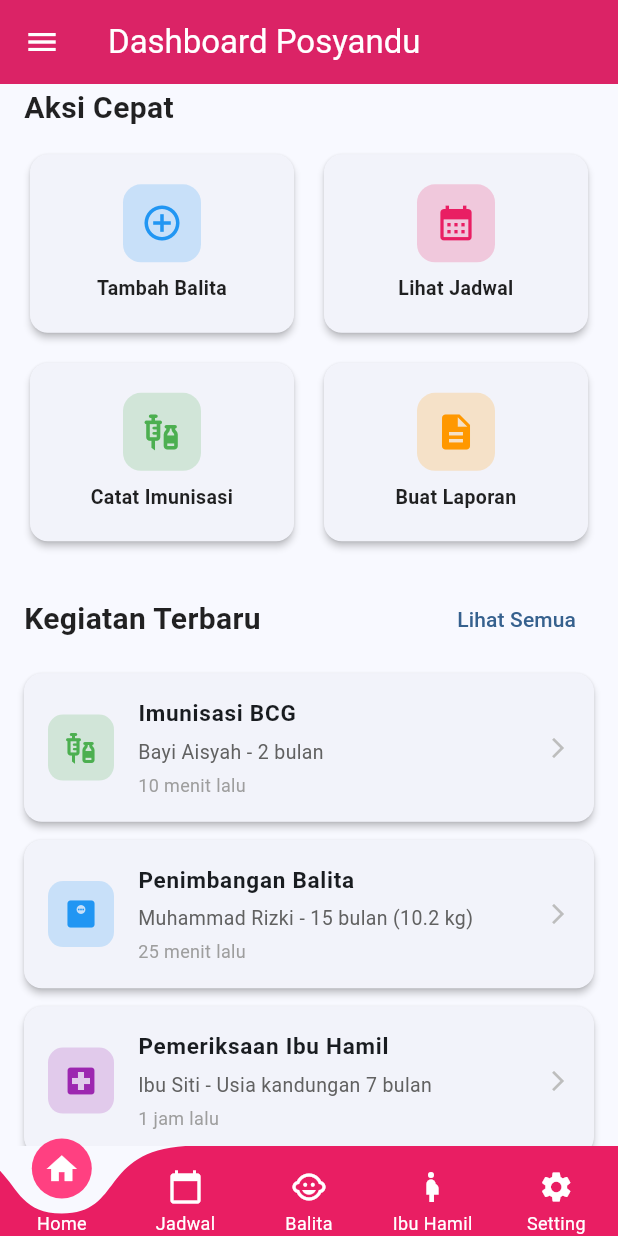
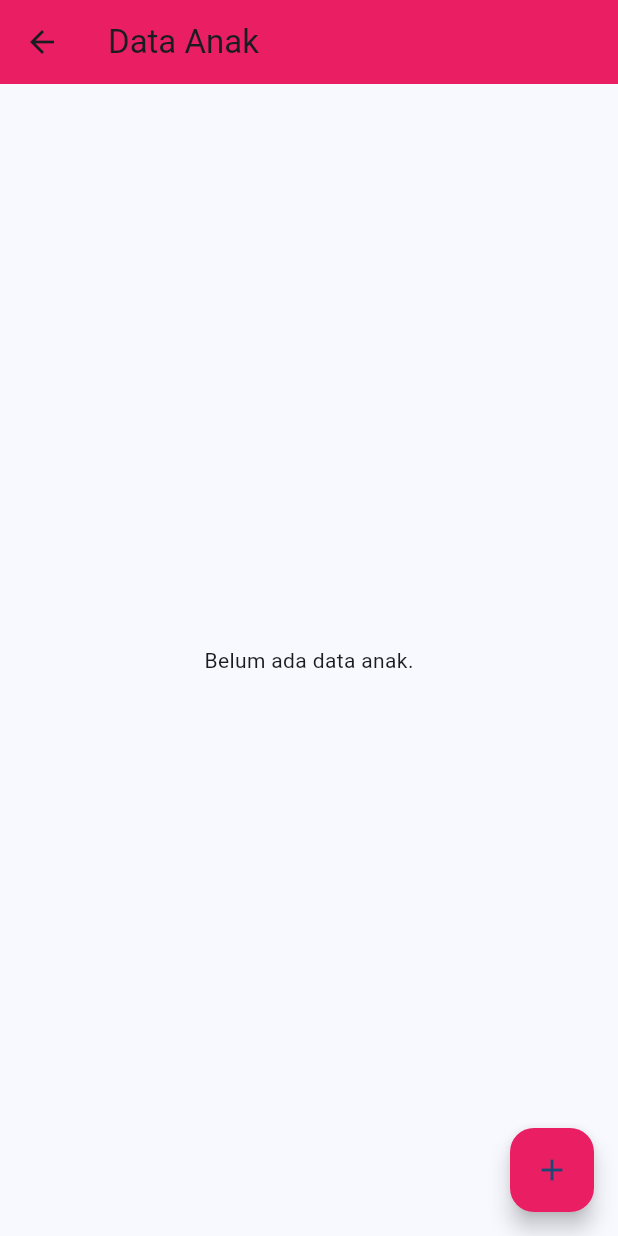
Before and after one commit to aqshal004/project_ppkd, a Flutter app: the BottomNav screen opened by its route, scrolled down 576 dp, after a tap on "Tambah Balita", on a phone screen of 412 x 824 dp. Run offline on Flutter 3.47's test engine with Material 3 defaults, Android fonts, the light colour scheme and no system bars; drawn by our look-alikes of curved_labeled_navigation_bar; our stand-ins replace shared_preferences, sqflite; accounts and stored records are empty.

Commit message:
Continue dashboard admin

```diff
--- a/lib/database/db_helper.dart
+++ b/lib/database/db_helper.dart
@@ -113,16 +113,18 @@ class DbHelper {
 
   // CREATE - Tambah data anak
 static Future<int> createAnak(Anak anak, int userId) async {
-    final dbs = await db();
+  final database = await db(); // ✅ gunakan nama variabel yang berbeda
   final Map<String, dynamic> data = anak.toMap();
-    data['userId'] = userId; // Tambahkan userId
 
-    final id = await dbs.insert(
-      tableAnak,
+  data['userId'] = userId; // tambahkan kolom userId
+
+  final id = await database.insert(
+    tableAnak, // pastikan 'tableAnak' didefinisikan di atas
     data,
     conflictAlgorithm: ConflictAlgorithm.replace,
   );
-    print('Anak berhasil ditambahkan dengan ID: $id');
+
+  print('✅ Anak berhasil ditambahkan dengan ID: $id');
   return id;
 }
 
@@ -140,9 +142,9 @@ class DbHelper {
 
   // READ - Ambil semua data anak
   static Future<List<Anak>> getAllAnak() async {
-    final dbs = await db();
-    final List<Map<String, dynamic>> results = await dbs.query(tableAnak);
-    return results.map((e) => Anak.fromMap(e)).toList();
+  final database = await db(); // ✅ panggil fungsi db() dengan aman
+  final result = await database.query('anak');
+  return result.map((e) => Anak.fromMap(e)).toList();
 }
 
   // READ - Ambil satu data anak berdasarkan ID
@@ -159,26 +161,27 @@ class DbHelper {
     return null;
   }
 
-  // UPDATE - Update data anak
+  // UPDATE
 static Future<int> updateAnak(Anak anak, int id) async {
-    final dbs = await db();
-    return await dbs.update(
-      tableAnak,
+  final database = await db(); // ✅ ganti nama variabel
+  return database.update(
+    'anak',
     anak.toMap(),
     where: 'id = ?',
     whereArgs: [id],
   );
 }
 
-  // DELETE - Hapus data anak
+// DELETE
 static Future<int> deleteAnak(int id) async {
-    final dbs = await db();
-    return await dbs.delete(
-      tableAnak,
+  final database = await db(); // ✅ ganti nama variabel
+  return database.delete(
+    'anak',
     where: 'id = ?',
     whereArgs: [id],
   );
 }
+
 
   // READ - Hitung jumlah anak berdasarkan userId
   static Future<int> countAnakByUserId(int userId) async {
--- a/lib/main.dart
+++ b/lib/main.dart
@@ -8,13 +8,13 @@ import 'package:project_ppkd/view/drawer.dart';
 import 'package:project_ppkd/view/login_posyandu.dart';
 import 'package:project_ppkd/view/register_screen.dart';
 import 'package:project_ppkd/view/splash_screen.dart';
-import 'package:sqflite_common_ffi/sqflite_ffi.dart';
+// import 'package:sqflite_common_ffi/sqflite_ffi.dart';
 
 void main() async {
   WidgetsFlutterBinding.ensureInitialized();
   // Inisialisasi database untuk desktop
-  sqfliteFfiInit();
-  databaseFactory = databaseFactoryFfi;
+  // sqfliteFfiInit();
+  // databaseFactory = databaseFactoryFfi;
   // lakukan inisialisasi yang diperlukan di sini
   // final isLoggedIn = await PreferencesHandler.isLogin(); // kalau kamu punya fungsi init SharedPreferences
 
--- /dev/null
+++ b/lib/view/admin/anak_page.dart
@@ -0,0 +1,235 @@
+import 'package:flutter/material.dart';
+import 'package:project_ppkd/database/db_helper.dart';
+import 'package:project_ppkd/model/anak_model.dart';
+import 'package:shared_preferences/shared_preferences.dart';
+import 'package:intl/intl.dart';
+
+class AnakPage extends StatefulWidget {
+  const AnakPage({super.key});
+
+  @override
+  State<AnakPage> createState() => _AnakPageState();
+}
+
+class _AnakPageState extends State<AnakPage> {
+  late Future<List<Anak>> _anakFuture;
+
+  @override
+  void initState() {
+    super.initState();
+    _refreshData();
+  }
+
+  void _refreshData() {
+    setState(() {
+      _anakFuture = DbHelper.getAllAnak();
+    });
+  }
+
+  Future<int?> _getUserIdFromPrefs() async {
+    final prefs = await SharedPreferences.getInstance();
+    return prefs.getInt('userId'); // disimpan saat login
+  }
+
+ void _showForm({Anak? anak}) {
+  final namaController = TextEditingController(text: anak?.nama ?? '');
+  final tanggalLahirController = TextEditingController(text: anak?.tanggalLahir ?? '');
+  String? selectedJenisKelamin = anak?.jenisKelamin; // dropdown value
+  final beratController = TextEditingController(text: anak?.beratBadan.toString() ?? '');
+  final tinggiController = TextEditingController(text: anak?.tinggiBadan.toString() ?? '');
+  final lingkarController = TextEditingController(text: anak?.lingkarKepala.toString() ?? '');
+  final golonganController = TextEditingController(text: anak?.golonganDarah ?? '');
+  final imunisasiController = TextEditingController(text: anak?.imunisasiTerakhir ?? '');
+  final kunjunganController = TextEditingController(text: anak?.kunjunganTerakhir ?? '');
+
+  showDialog(
+    context: context,
+    builder: (_) => StatefulBuilder(
+      builder: (context, setStateDialog) {
+        return AlertDialog(
+          title: Text(anak == null ? 'Tambah Data Anak' : 'Edit Data Anak'),
+          content: SingleChildScrollView(
+            child: Column(
+              mainAxisSize: MainAxisSize.min,
+              children: [
+                _buildTextField(namaController, 'Nama Anak'),
+
+                // === Tanggal Lahir (pakai DatePicker) ===
+                GestureDetector(
+                  onTap: () async {
+                    FocusScope.of(context).unfocus();
+                    DateTime? pickedDate = await showDatePicker(
+                      context: context,
+                      initialDate: anak?.tanggalLahir != null
+                          ? DateTime.tryParse(anak!.tanggalLahir) ?? DateTime.now()
+                          : DateTime.now(),
+                      firstDate: DateTime(2000),
+                      lastDate: DateTime.now(),
+                    );
+                    if (pickedDate != null) {
+                      String formattedDate = DateFormat('yyyy-MM-dd').format(pickedDate);
+                      setStateDialog(() {
+                        tanggalLahirController.text = formattedDate;
+                      });
+                    }
+                  },
+                  child: AbsorbPointer(
+                    child: _buildTextField(
+                      tanggalLahirController,
+                      'Tanggal Lahir',
+                    ),
+                  ),
+                ),
+
+                // === Dropdown Jenis Kelamin ===
+                Padding(
+                  padding: const EdgeInsets.only(bottom: 10),
+                  child: DropdownButtonFormField<String>(
+                    value: selectedJenisKelamin,
+                    decoration: const InputDecoration(
+                      labelText: 'Jenis Kelamin',
+                      border: OutlineInputBorder(),
+                    ),
+                    items: const [
+                      DropdownMenuItem(value: 'L', child: Text('Laki-laki')),
+                      DropdownMenuItem(value: 'P', child: Text('Perempuan')),
+                    ],
+                    onChanged: (value) {
+                      setStateDialog(() {
+                        selectedJenisKelamin = value;
+                      });
+                    },
+                  ),
+                ),
+
+                _buildTextField(beratController, 'Berat Badan (kg)', keyboard: TextInputType.number),
+                _buildTextField(tinggiController, 'Tinggi Badan (cm)', keyboard: TextInputType.number),
+                _buildTextField(lingkarController, 'Lingkar Kepala (cm)', keyboard: TextInputType.number),
+                _buildTextField(golonganController, 'Golongan Darah'),
+                _buildTextField(imunisasiController, 'Imunisasi Terakhir'),
+                _buildTextField(kunjunganController, 'Kunjungan Terakhir'),
+              ],
+            ),
+          ),
+          actions: [
+            TextButton(
+              onPressed: () => Navigator.pop(context),
+              child: const Text('Batal'),
+            ),
+            ElevatedButton(
+              onPressed: () async {
+                final data = Anak(
+                  id: anak?.id,
+                  nama: namaController.text,
+                  tanggalLahir: tanggalLahirController.text,
+                  jenisKelamin: selectedJenisKelamin ?? '',
+                  beratBadan: double.tryParse(beratController.text) ?? 0,
+                  tinggiBadan: double.tryParse(tinggiController.text) ?? 0,
+                  lingkarKepala: double.tryParse(lingkarController.text) ?? 0,
+                  golonganDarah: golonganController.text,
+                  imunisasiTerakhir: imunisasiController.text,
+                  kunjunganTerakhir: kunjunganController.text,
+                );
+
+                if (anak == null) {
+                  final userId = await _getUserIdFromPrefs() ?? 1;
+                  await DbHelper.createAnak(data, userId);
+                } else {
+                  await DbHelper.updateAnak(data, anak.id!);
+                }
+
+                if (mounted) {
+                  Navigator.pop(context);
+                  _refreshData();
+                }
+              },
+              child: Text(anak == null ? 'Simpan' : 'Update'),
+            ),
+          ],
+        );
+      },
+    ),
+  );
+}
+
+
+  Widget _buildTextField(TextEditingController c, String label,
+      {TextInputType keyboard = TextInputType.text}) {
+    return Padding(
+      padding: const EdgeInsets.only(bottom: 10),
+      child: TextField(
+        controller: c,
+        keyboardType: keyboard,
+        decoration: InputDecoration(
+          labelText: label,
+          border: const OutlineInputBorder(),
+        ),
+      ),
+    );
+  }
+
+  Future<void> _delete(int id) async {
+    await DbHelper.deleteAnak(id);
+    _refreshData();
+  }
+
+  @override
+  Widget build(BuildContext context) {
+    return Scaffold(
+      appBar: AppBar(
+        title: const Text('Data Anak'),
+        backgroundColor: Colors.pink,
+      ),
+      floatingActionButton: FloatingActionButton(
+        backgroundColor: Colors.pink,
+        onPressed: () => _showForm(),
+        child: const Icon(Icons.add),
+      ),
+      body: FutureBuilder<List<Anak>>(
+        future: _anakFuture,
+        builder: (context, snapshot) {
+          if (snapshot.connectionState == ConnectionState.waiting) {
+            return const Center(child: CircularProgressIndicator());
+          } else if (snapshot.hasError) {
+            return Center(child: Text('Terjadi kesalahan: ${snapshot.error}'));
+          } else if (!snapshot.hasData || snapshot.data!.isEmpty) {
+            return const Center(child: Text('Belum ada data anak.'));
+          }
+
+          final anakList = snapshot.data!;
+          return ListView.builder(
+            itemCount: anakList.length,
+            itemBuilder: (context, index) {
+              final a = anakList[index];
+              return Card(
+                margin: const EdgeInsets.symmetric(horizontal: 10, vertical: 5),
+                child: ListTile(
+                  title: Text(a.nama),
+                  subtitle: Text(
+                    'Usia: ${a.usiaString}\n'
+                      'Jenis Kelamin: ${a.jenisKelamin == 'L' ? 'Laki-laki' : 'Perempuan'}\n'
+                    'BB: ${a.beratBadan} kg | TB: ${a.tinggiBadan} cm\n'
+                    'Status Gizi: ${a.statusGizi}',
+                  ),
+                  trailing: Row(
+                    mainAxisSize: MainAxisSize.min,
+                    children: [
+                      IconButton(
+                        icon: const Icon(Icons.edit, color: Colors.orange),
+                        onPressed: () => _showForm(anak: a),
+                      ),
+                      IconButton(
+                        icon: const Icon(Icons.delete, color: Colors.red),
+                        onPressed: () => _delete(a.id!),
+                      ),
+                    ],
+                  ),
+                ),
+              );
+            },
+          );
+        },
+      ),
+    );
+  }
+}
--- a/lib/view/bottom_nav.dart
+++ b/lib/view/bottom_nav.dart
@@ -1,16 +1,11 @@
-import 'package:curved_labeled_navigation_bar/curved_navigation_bar.dart';
-import 'package:curved_labeled_navigation_bar/curved_navigation_bar_item.dart';
 import 'package:flutter/material.dart';
+import 'package:project_ppkd/view/admin/anak_page.dart';
 import 'package:project_ppkd/view/dashboard_admin.dart';
 import 'package:project_ppkd/view/drawer.dart';
 import 'package:project_ppkd/view/profil_admin.dart';
-// Import halaman-halaman baru untuk posyandu
-// import 'package:project_ppkd/view/jadwal_posyandu.dart';
-// import 'package:project_ppkd/view/data_balita.dart';
-// import 'package:project_ppkd/view/data_ibu_hamil.dart';
 
 class BottomNav extends StatefulWidget {
-  final int initialIndex; // ✅ Parameter untuk set index awal
+  final int initialIndex;
 
   const BottomNav({super.key, this.initialIndex = 0});
 
@@ -19,84 +14,120 @@ class BottomNav extends StatefulWidget {
 }
 
 class _BottomNavState extends State<BottomNav> {
-  late int _selectedIndex;
+  late int _currentIndex;
 
-  // ✅ Daftar halaman untuk bottom navigation (5 halaman)
-  static const List<Widget> _widgetOptions = <Widget>[
-    DashboardAdminWidget(),     // 0 - Home/Dashboard
-      // 4 - Pengaturan/Profil
-  ];
-
-  // ✅ Daftar judul untuk AppBar
-  static const List<String> _titles = [
-    'Dashboard Posyandu',
-    'Jadwal Posyandu',
-    'Data Balita',
-    'Data Ibu Hamil',
-    'Pengaturan',
+  final List<Widget> _pages = const [
+    DashboardAdminWidget(),
+    Center(child: Text("Jadwal Posyandu")),
+    AnakPage(),
+    Center(child: Text("Data Ibu Hamil")),
   ];
 
   @override
   void initState() {
     super.initState();
-    // ✅ Set index awal dari parameter
-    _selectedIndex = widget.initialIndex;
+    _currentIndex = widget.initialIndex;
   }
 
   @override
   Widget build(BuildContext context) {
     return Scaffold(
       drawer: const DrawerWidget(),
-
       appBar: AppBar(
-        title: Text(_titles[_selectedIndex]),
+        title: Text(_getTitle(_currentIndex)),
         backgroundColor: Colors.pink,
         foregroundColor: Colors.white,
         elevation: 0,
       ),
-
-      body: _widgetOptions[_selectedIndex],
-
-      bottomNavigationBar: CurvedNavigationBar(
-        backgroundColor: Colors.transparent,
-        color: Colors.pink,
-        buttonBackgroundColor: Colors.pinkAccent,
-        height: 60,
-        animationDuration: const Duration(milliseconds: 300),
-        index: _selectedIndex,
-        onTap: (index) {
-          setState(() {
-            _selectedIndex = index;
-          });
-        },
-        items: const [
-          CurvedNavigationBarItem(
-            child: Icon(Icons.home, color: Colors.white),
-            label: 'Home',
-            labelStyle: TextStyle(color: Colors.white, fontSize: 12),
+      body: IndexedStack(
+        index: _currentIndex,
+        children: _pages,
+      ),
+      bottomNavigationBar: Container(
+        decoration: BoxDecoration(
+          boxShadow: [
+            BoxShadow(
+              color: Colors.black.withOpacity(0.08),
+              blurRadius: 8,
+              offset: const Offset(0, -2),
+            ),
+          ],
+        ),
+        child: BottomNavigationBar(
+          type: BottomNavigationBarType.fixed,
+          currentIndex: _currentIndex,
+          onTap: (index) {
+            setState(() {
+              _currentIndex = index;
+            });
+          },
+          selectedItemColor: Colors.pink,
+          unselectedItemColor: Colors.grey.shade400,
+          selectedFontSize: 12,
+          unselectedFontSize: 12,
+          selectedLabelStyle: const TextStyle(
+            fontWeight: FontWeight.w600,
           ),
-          CurvedNavigationBarItem(
-            child: Icon(Icons.calendar_today, color: Colors.white),
-            label: 'Jadwal',
-            labelStyle: TextStyle(color: Colors.white, fontSize: 12),
-          ),
-          CurvedNavigationBarItem(
-            child: Icon(Icons.child_care, color: Colors.white),
-            label: 'Balita',
-            labelStyle: TextStyle(color: Colors.white, fontSize: 12),
-          ),
-          CurvedNavigationBarItem(
-            child: Icon(Icons.pregnant_woman, color: Colors.white),
-            label: 'Ibu Hamil',
-            labelStyle: TextStyle(color: Colors.white, fontSize: 12),
-          ),
-          CurvedNavigationBarItem(
-            child: Icon(Icons.settings, color: Colors.white),
-            label: 'Setting',
-            labelStyle: TextStyle(color: Colors.white, fontSize: 12),
-          ),
-        ],
+          backgroundColor: Colors.white,
+          elevation: 0,
+          items: [
+            BottomNavigationBarItem(
+              icon: _buildIcon(Icons.home_outlined, 0),
+              activeIcon: _buildIcon(Icons.home, 0, active: true),
+              label: 'Dashboard',
+            ),
+            BottomNavigationBarItem(
+              icon: _buildIcon(Icons.calendar_month_outlined, 1),
+              activeIcon: _buildIcon(Icons.calendar_month, 1, active: true),
+              label: 'Jadwal',
+            ),
+            BottomNavigationBarItem(
+              icon: _buildIcon(Icons.child_care_outlined, 2),
+              activeIcon: _buildIcon(Icons.child_care, 2, active: true),
+              label: 'Balita',
+            ),
+            BottomNavigationBarItem(
+              icon: _buildIcon(Icons.pregnant_woman_outlined, 3),
+              activeIcon:
+                  _buildIcon(Icons.pregnant_woman, 3, active: true),
+              label: 'Ibu Hamil',
+            ),
+          ],
+        ),
       ),
     );
   }
+
+  Widget _buildIcon(IconData icon, int index, {bool active = false}) {
+    return Container(
+      padding: const EdgeInsets.all(8),
+      decoration: active
+          ? BoxDecoration(
+              color: Colors.pink.shade50,
+              borderRadius: BorderRadius.circular(12),
+            )
+          : null,
+      child: Icon(
+        icon,
+        size: 26,
+      ),
+    );
+  }
+
+  String _getTitle(int index) {
+    switch (index) {
+      case 0:
+        return "Dashboard Posyandu";
+      case 1:
+        return "Jadwal Posyandu";
+      case 2:
+        return "Data Balita";
+      case 3:
+        return "Data Ibu Hamil";
+      case 4:
+        return "Pengaturan";
+      default:
+        return "Posyandu";
+    }
+  }
 }
--- a/lib/view/dashboard_admin.dart
+++ b/lib/view/dashboard_admin.dart
@@ -1,12 +1,15 @@
 // ==================== dashboard_admin.dart ====================
 import 'package:flutter/material.dart';
+import 'package:project_ppkd/view/admin/anak_page.dart';
 
 class DashboardAdminWidget extends StatelessWidget {
   const DashboardAdminWidget({super.key});
 
   @override
   Widget build(BuildContext context) {
-    return SingleChildScrollView(
+    return Scaffold(
+      backgroundColor: Colors.grey[100],
+      body: SingleChildScrollView(
         padding: const EdgeInsets.all(16),
         child: Column(
           crossAxisAlignment: CrossAxisAlignment.start,
@@ -42,10 +45,10 @@ class DashboardAdminWidget extends StatelessWidget {
                       ),
                     ),
                     const SizedBox(width: 16),
-                  Expanded(
+                    const Expanded(
                       child: Column(
                         crossAxisAlignment: CrossAxisAlignment.start,
-                      children: const [
+                        children: [
                           Text(
                             'Selamat Datang!',
                             style: TextStyle(
@@ -73,6 +76,7 @@ class DashboardAdminWidget extends StatelessWidget {
                         ],
                       ),
                     ),
+                    const SizedBox(height: 40),
                   ],
                 ),
               ),
@@ -98,7 +102,7 @@ class DashboardAdminWidget extends StatelessWidget {
               crossAxisCount: 2,
               crossAxisSpacing: 16,
               mainAxisSpacing: 16,
-            childAspectRatio: 1.1,
+              childAspectRatio: 0.9,
               children: [
                 _buildStatCard(
                   icon: Icons.child_care,
@@ -138,18 +142,13 @@ class DashboardAdminWidget extends StatelessWidget {
             const SizedBox(height: 24),
 
             // Quick Actions
-          Row(
-            mainAxisAlignment: MainAxisAlignment.spaceBetween,
-            children: const [
-              Text(
+            const Text(
               'Aksi Cepat',
               style: TextStyle(
                 fontSize: 20,
                 fontWeight: FontWeight.bold,
                 color: Colors.black87,
               ),
-              ),
-            ],
             ),
             const SizedBox(height: 12),
 
@@ -161,7 +160,10 @@ class DashboardAdminWidget extends StatelessWidget {
                     title: 'Tambah Balita',
                     color: Colors.blue,
                     onTap: () {
-                    // TODO: Navigate to add balita
+                      Navigator.push(
+                        context,
+                        MaterialPageRoute(builder: (context) => const AnakPage()),
+                      );
                     },
                   ),
                 ),
@@ -171,9 +173,7 @@ class DashboardAdminWidget extends StatelessWidget {
                     icon: Icons.calendar_month,
                     title: 'Lihat Jadwal',
                     color: Colors.pink,
-                  onTap: () {
-                    // TODO: Navigate to schedule
-                  },
+                    onTap: () {},
                   ),
                 ),
               ],
@@ -188,9 +188,7 @@ class DashboardAdminWidget extends StatelessWidget {
                     icon: Icons.vaccines,
                     title: 'Catat Imunisasi',
                     color: Colors.green,
-                  onTap: () {
-                    // TODO: Navigate to immunization
-                  },
+                    onTap: () {},
                   ),
                 ),
                 const SizedBox(width: 12),
@@ -199,9 +197,7 @@ class DashboardAdminWidget extends StatelessWidget {
                     icon: Icons.description,
                     title: 'Buat Laporan',
                     color: Colors.orange,
-                  onTap: () {
-                    // TODO: Navigate to reports
-                  },
+                    onTap: () {},
                   ),
                 ),
               ],
@@ -222,9 +218,7 @@ class DashboardAdminWidget extends StatelessWidget {
                   ),
                 ),
                 TextButton(
-                onPressed: () {
-                  // TODO: Show all activities
-                },
+                  onPressed: () {},
                   child: const Text('Lihat Semua'),
                 ),
               ],
@@ -277,33 +271,29 @@ class DashboardAdminWidget extends StatelessWidget {
               icon: Icons.warning_amber_rounded,
               title: '8 Balita perlu imunisasi minggu ini',
               color: Colors.orange,
-            onTap: () {
-              // TODO: Show immunization list
-            },
+              onTap: () {},
             ),
             _buildAlertCard(
               icon: Icons.medical_services,
               title: '5 Ibu hamil jadwal kontrol bulan ini',
               color: Colors.red,
-            onTap: () {
-              // TODO: Show checkup list
-            },
+              onTap: () {},
             ),
             _buildAlertCard(
               icon: Icons.inventory_2,
               title: 'Stok vitamin A menipis',
               color: Colors.blue,
-            onTap: () {
-              // TODO: Show stock management
-            },
+              onTap: () {},
             ),
           ],
+        ),
       ),
     );
   }
 
-  // Stat Card Widget
-  Widget _buildStatCard({
+  // --------------------- Widget Builders ---------------------
+
+  static Widget _buildStatCard({
     required IconData icon,
     required String title,
     required String value,
@@ -336,7 +326,7 @@ class DashboardAdminWidget extends StatelessWidget {
               ),
               child: Icon(icon, size: 32, color: color),
             ),
-            const Spacer(),
+            const SizedBox(height: 10),
             Text(
               value,
               style: TextStyle(
@@ -368,8 +358,7 @@ class DashboardAdminWidget extends StatelessWidget {
     );
   }
 
-  // Quick Action Card Widget
-  Widget _buildQuickActionCard({
+  static Widget _buildQuickActionCard({
     required IconData icon,
     required String title,
     required Color color,
@@ -410,8 +399,7 @@ class DashboardAdminWidget extends StatelessWidget {
     );
   }
 
-  // Activity Card Widget
-  Widget _buildActivityCard({
+  static Widget _buildActivityCard({
     required IconData icon,
     required String title,
     required String subtitle,
@@ -469,8 +457,7 @@ class DashboardAdminWidget extends StatelessWidget {
     );
   }
 
-  // Alert Card Widget
-  Widget _buildAlertCard({
+  static Widget _buildAlertCard({
     required IconData icon,
     required String title,
     required Color color,
```
Also changed, not shown: lib/model/anak_model.dart (+22 -4 lines). Lines whose indentation alone changed are shown as unchanged.
